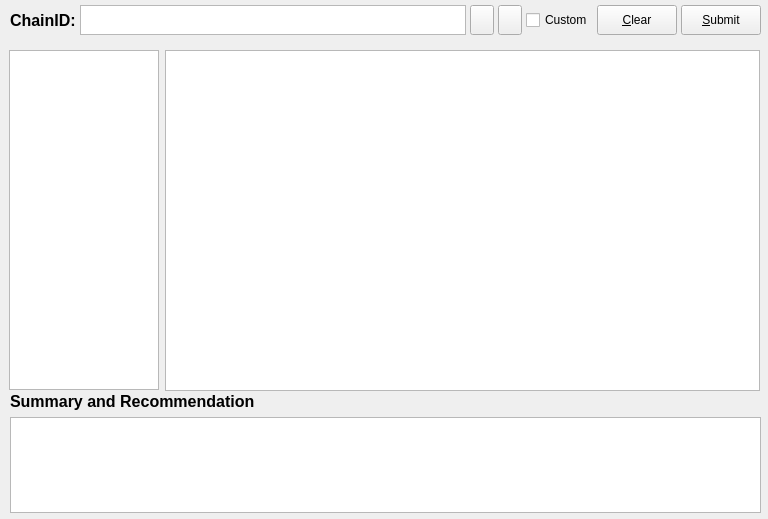
Qt form src/qt/forms/databasebrowserwidget.ui (thelonecrouton/bitcredit) before a commit.
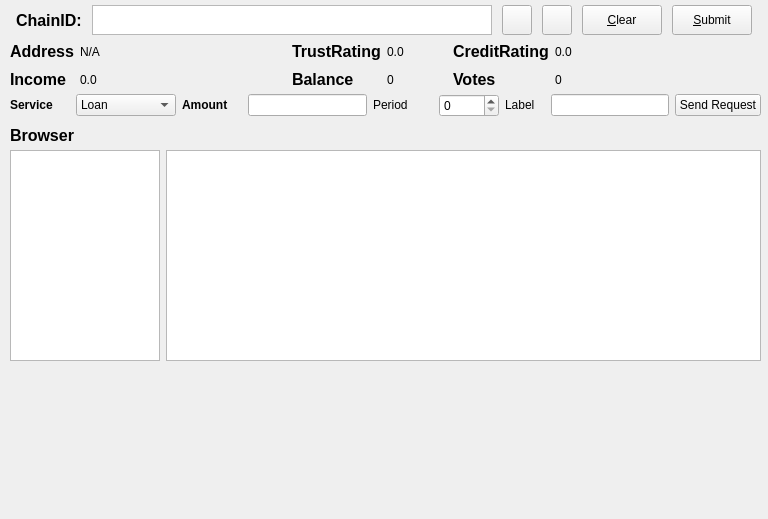
The same form after that commit. Icons and pictures are not drawn. Custom widgets are drawn as their Qt base class.

Patch:
```diff
--- a/src/qt/forms/databasebrowserwidget.ui
+++ b/src/qt/forms/databasebrowserwidget.ui
@@ -19,35 +19,13 @@
   <property name="windowTitle">
    <string>Qt SQL Browser</string>
   </property>
-  <widget class="QWidget" name="verticalLayoutWidget">
-   <property name="geometry">
-    <rect>
-     <x>10</x>
-     <y>392</y>
-     <width>751</width>
-     <height>121</height>
-    </rect>
-   </property>
-   <layout class="QVBoxLayout" name="verticalLayout">
-    <item>
-     <widget class="QLabel" name="label_2">
-      <property name="text">
-       <string>&lt;html&gt;&lt;head/&gt;&lt;body&gt;&lt;p&gt;&lt;span style=&quot; font-size:12pt; font-weight:600;&quot;&gt;Summary and Recommendation&lt;/span&gt;&lt;/p&gt;&lt;/body&gt;&lt;/html&gt;</string>
-      </property>
-     </widget>
-    </item>
-    <item>
-     <widget class="QTextEdit" name="textEdit"/>
-    </item>
-   </layout>
-  </widget>
   <widget class="QWidget" name="horizontalLayoutWidget">
    <property name="geometry">
     <rect>
-     <x>9</x>
-     <y>50</y>
+     <x>10</x>
+     <y>150</y>
      <width>751</width>
-     <height>341</height>
+     <height>211</height>
     </rect>
    </property>
    <layout class="QHBoxLayout" name="horizontalLayout_2">
@@ -188,13 +166,6 @@
       </property>
      </widget>
     </item>
-    <item>
-     <widget class="QCheckBox" name="customquery">
-      <property name="text">
-       <string>Custom</string>
-      </property>
-     </widget>
-    </item>
     <item>
      <widget class="QPushButton" name="clearButton">
       <property name="sizePolicy">
@@ -235,6 +206,307 @@
     </item>
    </layout>
   </widget>
+  <widget class="QWidget" name="horizontalLayoutWidget_2">
+   <property name="geometry">
+    <rect>
+     <x>10</x>
+     <y>90</y>
+     <width>751</width>
+     <height>31</height>
+    </rect>
+   </property>
+   <layout class="QHBoxLayout" name="horizontalLayout_3">
+    <item>
+     <widget class="QLabel" name="label_2">
+      <property name="sizePolicy">
+       <sizepolicy hsizetype="Fixed" vsizetype="Fixed">
+        <horstretch>0</horstretch>
+        <verstretch>0</verstretch>
+       </sizepolicy>
+      </property>
+      <property name="minimumSize">
+       <size>
+        <width>60</width>
+        <height>20</height>
+       </size>
+      </property>
+      <property name="text">
+       <string>&lt;html&gt;&lt;head/&gt;&lt;body&gt;&lt;p&gt;&lt;span style=&quot; font-weight:600;&quot;&gt;Service&lt;/span&gt;&lt;/p&gt;&lt;/body&gt;&lt;/html&gt;</string>
+      </property>
+     </widget>
+    </item>
+    <item>
+     <widget class="QComboBox" name="comboBox">
+      <property name="sizePolicy">
+       <sizepolicy hsizetype="Fixed" vsizetype="Fixed">
+        <horstretch>0</horstretch>
+        <verstretch>0</verstretch>
+       </sizepolicy>
+      </property>
+      <property name="minimumSize">
+       <size>
+        <width>100</width>
+        <height>20</height>
+       </size>
+      </property>
+      <item>
+       <property name="text">
+        <string>Loan</string>
+       </property>
+      </item>
+      <item>
+       <property name="text">
+        <string>Escrow</string>
+       </property>
+      </item>
+     </widget>
+    </item>
+    <item>
+     <widget class="QLabel" name="label_6">
+      <property name="sizePolicy">
+       <sizepolicy hsizetype="Fixed" vsizetype="Fixed">
+        <horstretch>0</horstretch>
+        <verstretch>0</verstretch>
+       </sizepolicy>
+      </property>
+      <property name="minimumSize">
+       <size>
+        <width>60</width>
+        <height>20</height>
+       </size>
+      </property>
+      <property name="text">
+       <string>&lt;html&gt;&lt;head/&gt;&lt;body&gt;&lt;p&gt;&lt;span style=&quot; font-weight:600;&quot;&gt;Amount&lt;/span&gt;&lt;/p&gt;&lt;/body&gt;&lt;/html&gt;</string>
+      </property>
+     </widget>
+    </item>
+    <item>
+     <widget class="BitcreditAmountField" name="payAmount">
+      <property name="toolTip">
+       <string>Amount to send</string>
+      </property>
+      <property name="styleSheet">
+       <string notr="true"/>
+      </property>
+     </widget>
+    </item>
+    <item>
+     <widget class="QLabel" name="label_8">
+      <property name="sizePolicy">
+       <sizepolicy hsizetype="Fixed" vsizetype="Fixed">
+        <horstretch>0</horstretch>
+        <verstretch>0</verstretch>
+       </sizepolicy>
+      </property>
+      <property name="minimumSize">
+       <size>
+        <width>60</width>
+        <height>20</height>
+       </size>
+      </property>
+      <property name="text">
+       <string>Period</string>
+      </property>
+     </widget>
+    </item>
+    <item>
+     <widget class="QSpinBox" name="spinBox">
+      <property name="sizePolicy">
+       <sizepolicy hsizetype="Fixed" vsizetype="Fixed">
+        <horstretch>0</horstretch>
+        <verstretch>0</verstretch>
+       </sizepolicy>
+      </property>
+      <property name="minimumSize">
+       <size>
+        <width>60</width>
+        <height>20</height>
+       </size>
+      </property>
+      <property name="baseSize">
+       <size>
+        <width>50</width>
+        <height>0</height>
+       </size>
+      </property>
+     </widget>
+    </item>
+    <item>
+     <widget class="QLabel" name="label_10">
+      <property name="sizePolicy">
+       <sizepolicy hsizetype="Fixed" vsizetype="Fixed">
+        <horstretch>0</horstretch>
+        <verstretch>0</verstretch>
+       </sizepolicy>
+      </property>
+      <property name="minimumSize">
+       <size>
+        <width>40</width>
+        <height>20</height>
+       </size>
+      </property>
+      <property name="text">
+       <string>Label</string>
+      </property>
+     </widget>
+    </item>
+    <item>
+     <widget class="QLineEdit" name="lineEdit"/>
+    </item>
+    <item>
+     <widget class="QPushButton" name="pushButton">
+      <property name="text">
+       <string>Send Request</string>
+      </property>
+     </widget>
+    </item>
+   </layout>
+  </widget>
+  <widget class="QWidget" name="gridLayoutWidget">
+   <property name="geometry">
+    <rect>
+     <x>10</x>
+     <y>40</y>
+     <width>751</width>
+     <height>51</height>
+    </rect>
+   </property>
+   <layout class="QGridLayout" name="gridLayout">
+    <item row="1" column="3">
+     <widget class="QLabel" name="label_11">
+      <property name="sizePolicy">
+       <sizepolicy hsizetype="Fixed" vsizetype="Preferred">
+        <horstretch>0</horstretch>
+        <verstretch>0</verstretch>
+       </sizepolicy>
+      </property>
+      <property name="text">
+       <string>&lt;html&gt;&lt;head/&gt;&lt;body&gt;&lt;p&gt;&lt;span style=&quot; font-size:12pt; font-weight:600;&quot;&gt;Balance&lt;/span&gt;&lt;/p&gt;&lt;/body&gt;&lt;/html&gt;</string>
+      </property>
+     </widget>
+    </item>
+    <item row="0" column="6">
+     <widget class="QLabel" name="label_7">
+      <property name="sizePolicy">
+       <sizepolicy hsizetype="Fixed" vsizetype="Preferred">
+        <horstretch>0</horstretch>
+        <verstretch>0</verstretch>
+       </sizepolicy>
+      </property>
+      <property name="text">
+       <string>&lt;html&gt;&lt;head/&gt;&lt;body&gt;&lt;p&gt;&lt;span style=&quot; font-size:12pt; font-weight:600;&quot;&gt;CreditRating&lt;/span&gt;&lt;/p&gt;&lt;/body&gt;&lt;/html&gt;</string>
+      </property>
+     </widget>
+    </item>
+    <item row="0" column="3">
+     <widget class="QLabel" name="label_4">
+      <property name="sizePolicy">
+       <sizepolicy hsizetype="Fixed" vsizetype="Preferred">
+        <horstretch>0</horstretch>
+        <verstretch>0</verstretch>
+       </sizepolicy>
+      </property>
+      <property name="text">
+       <string>&lt;html&gt;&lt;head/&gt;&lt;body&gt;&lt;p&gt;&lt;span style=&quot; font-size:12pt; font-weight:600;&quot;&gt;TrustRating&lt;/span&gt;&lt;/p&gt;&lt;/body&gt;&lt;/html&gt;</string>
+      </property>
+     </widget>
+    </item>
+    <item row="0" column="5">
+     <widget class="QLabel" name="trustrating">
+      <property name="sizePolicy">
+       <sizepolicy hsizetype="Fixed" vsizetype="Preferred">
+        <horstretch>0</horstretch>
+        <verstretch>0</verstretch>
+       </sizepolicy>
+      </property>
+      <property name="minimumSize">
+       <size>
+        <width>60</width>
+        <height>0</height>
+       </size>
+      </property>
+      <property name="text">
+       <string>0.0</string>
+      </property>
+     </widget>
+    </item>
+    <item row="0" column="1">
+     <widget class="QLabel" name="address">
+      <property name="text">
+       <string>N/A</string>
+      </property>
+     </widget>
+    </item>
+    <item row="1" column="1">
+     <widget class="QLabel" name="income">
+      <property name="text">
+       <string>0.0</string>
+      </property>
+     </widget>
+    </item>
+    <item row="1" column="0">
+     <widget class="QLabel" name="label_9">
+      <property name="sizePolicy">
+       <sizepolicy hsizetype="Fixed" vsizetype="Preferred">
+        <horstretch>0</horstretch>
+        <verstretch>0</verstretch>
+       </sizepolicy>
+      </property>
+      <property name="text">
+       <string>&lt;html&gt;&lt;head/&gt;&lt;body&gt;&lt;p&gt;&lt;span style=&quot; font-size:12pt; font-weight:600;&quot;&gt;Income&lt;/span&gt;&lt;/p&gt;&lt;/body&gt;&lt;/html&gt;</string>
+      </property>
+     </widget>
+    </item>
+    <item row="0" column="0">
+     <widget class="QLabel" name="label_3">
+      <property name="text">
+       <string>&lt;html&gt;&lt;head/&gt;&lt;body&gt;&lt;p&gt;&lt;span style=&quot; font-size:12pt; font-weight:600;&quot;&gt;Address&lt;/span&gt;&lt;/p&gt;&lt;/body&gt;&lt;/html&gt;</string>
+      </property>
+     </widget>
+    </item>
+    <item row="1" column="7">
+     <widget class="QLabel" name="votes">
+      <property name="text">
+       <string>0</string>
+      </property>
+     </widget>
+    </item>
+    <item row="1" column="6">
+     <widget class="QLabel" name="label_5">
+      <property name="text">
+       <string>&lt;html&gt;&lt;head/&gt;&lt;body&gt;&lt;p&gt;&lt;span style=&quot; font-size:12pt; font-weight:600;&quot;&gt;Votes&lt;/span&gt;&lt;/p&gt;&lt;/body&gt;&lt;/html&gt;</string>
+      </property>
+     </widget>
+    </item>
+    <item row="0" column="7">
+     <widget class="QLabel" name="creditrating">
+      <property name="text">
+       <string>0.0</string>
+      </property>
+     </widget>
+    </item>
+    <item row="1" column="5">
+     <widget class="QLabel" name="balancer">
+      <property name="text">
+       <string>0</string>
+      </property>
+     </widget>
+    </item>
+   </layout>
+  </widget>
+  <widget class="QLabel" name="label_13">
+   <property name="geometry">
+    <rect>
+     <x>10</x>
+     <y>120</y>
+     <width>749</width>
+     <height>31</height>
+    </rect>
+   </property>
+   <property name="text">
+    <string>&lt;html&gt;&lt;head/&gt;&lt;body&gt;&lt;p&gt;&lt;span style=&quot; font-size:12pt; font-weight:600;&quot;&gt;Browser&lt;/span&gt;&lt;/p&gt;&lt;/body&gt;&lt;/html&gt;</string>
+   </property>
+  </widget>
   <action name="insertRowAction">
    <property name="enabled">
     <bool>false</bool>
@@ -316,6 +588,12 @@
   </action>
  </widget>
  <customwidgets>
+  <customwidget>
+   <class>BitcreditAmountField</class>
+   <extends>QLineEdit</extends>
+   <header>bitcreditamountfield.h</header>
+   <container>1</container>
+  </customwidget>
   <customwidget>
    <class>ConnectionWidget</class>
    <extends>QTreeView</extends>
```
